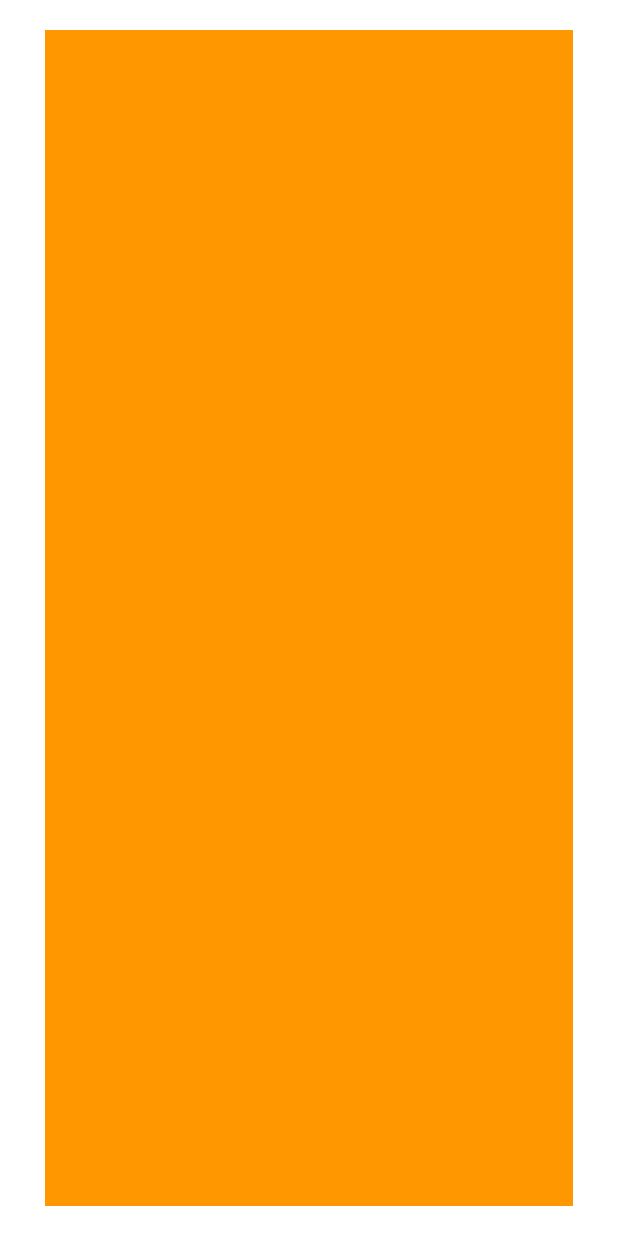
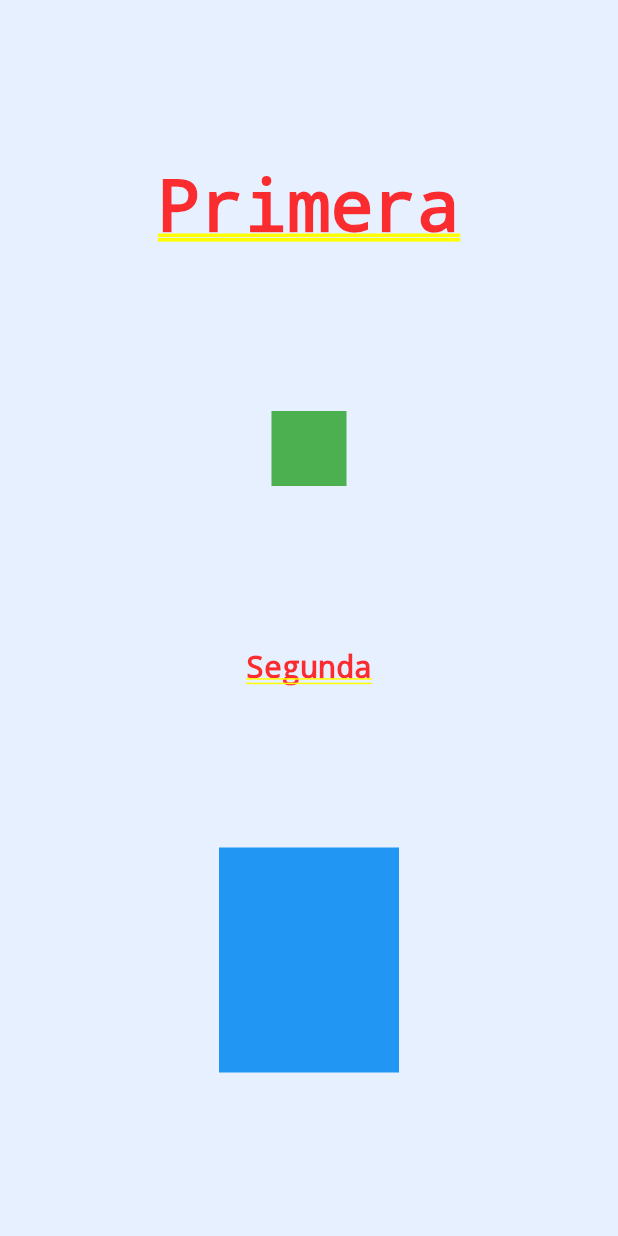
Before and after one commit to albertojmarun/Flutter_Course, a Flutter app: the screen it shows after launch, on a phone screen of 412 x 824 dp. Run offline on Flutter 3.47's test engine with Material 2 defaults, Android fonts, the phone set to English and light mode, and no system bars.

Commit message:
Flutter - Column
Explains how the columns work.
Parameters Inside:
- children
- mainAxisSize
- mainAxisAlignment
- crossAxisAlignment
- verticalDirection

Which precede other one.
Inside the children of the column, there has to be an array of widget (Can be whatever Widget).

```diff
--- a/ejemplos/lib/main.dart
+++ b/ejemplos/lib/main.dart
@@ -1,18 +1,44 @@
 // IMPORTS GO AT THE BEGINNING.
 import 'package:flutter/material.dart';
 
-// Flutter - Padding
+// Flutter - Column
 class MyApp extends StatelessWidget {
   @override
   Widget build(BuildContext context) {
     return MaterialApp(
-      home: Padding(
-        padding: EdgeInsets.symmetric(
-          vertical: 20,
-          horizontal: 30,
-        ),
-        child: Container(
-          color: Colors.orange,
+      home: Container(
+        color: Color.fromARGB(255, 230, 240, 255),
+        child: Center(
+          child: Column(
+            children: <Widget>[
+              Text('Primera'),
+              Container(
+                height: 50,
+                width: 50,
+                color: Colors.green,
+              ),
+              Text(
+                'Segunda',
+                style: TextStyle(fontSize: 20),
+                // textAlign: TextAlign.center,
+              ),
+              Container(
+                height: 150,
+                width: 120,
+                color: Colors.blue,
+              ),
+            ],
+            mainAxisSize: MainAxisSize.max,
+            mainAxisAlignment: MainAxisAlignment.spaceEvenly,
+
+            /// CROSS AXIS ALIGNMENT PRECEDE TEXT ALIGN ON TEXT.
+            crossAxisAlignment: CrossAxisAlignment.center,
+
+            /// VERTICAL DIRECTION
+            /// VerticalDirection.up -> starts at the end, and finish at the beginning.
+            /// VerticalDirection.down -> default.
+            verticalDirection: VerticalDirection.down,
+          ),
         ),
       ),
     );
```
